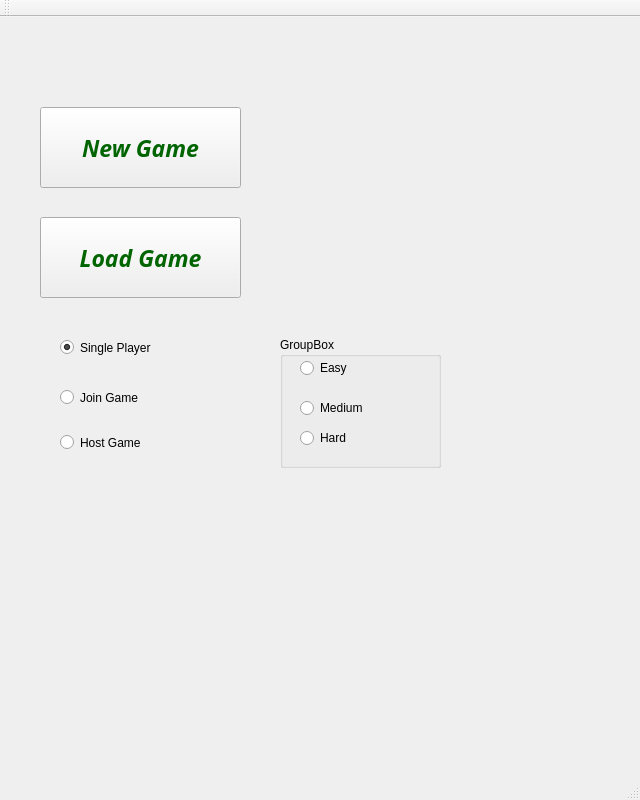
Qt form mainwindow.ui (ThyberZee/earthdefense) before a commit.
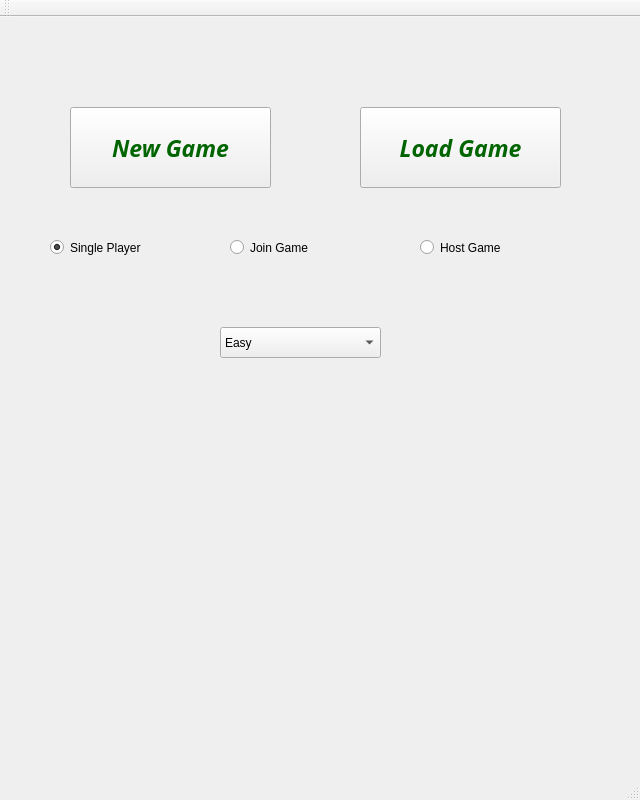
The same form after that commit. Icons and pictures are not drawn.

Commit message: Added levels of difficulty, trackingprojectile works

```diff
--- a/mainwindow.ui
+++ b/mainwindow.ui
@@ -39,7 +39,7 @@
    <widget class="QPushButton" name="btnNewGame">
     <property name="geometry">
      <rect>
-      <x>40</x>
+      <x>70</x>
       <y>90</y>
       <width>201</width>
       <height>81</height>
@@ -65,8 +65,8 @@
    <widget class="QPushButton" name="btnLoadGame">
     <property name="geometry">
      <rect>
-      <x>40</x>
-      <y>200</y>
+      <x>360</x>
+      <y>90</y>
       <width>201</width>
       <height>81</height>
      </rect>
@@ -91,8 +91,8 @@
    <widget class="QRadioButton" name="rbMultiplayer">
     <property name="geometry">
      <rect>
-      <x>60</x>
-      <y>360</y>
+      <x>230</x>
+      <y>210</y>
       <width>141</width>
       <height>41</height>
      </rect>
@@ -104,8 +104,8 @@
    <widget class="QRadioButton" name="rbSinglePlayer">
     <property name="geometry">
      <rect>
-      <x>60</x>
-      <y>310</y>
+      <x>50</x>
+      <y>210</y>
       <width>141</width>
       <height>41</height>
      </rect>
@@ -120,67 +120,40 @@
    <widget class="QRadioButton" name="radioButton">
     <property name="geometry">
      <rect>
-      <x>60</x>
-      <y>410</y>
+      <x>420</x>
+      <y>210</y>
       <width>141</width>
-      <height>31</height>
+      <height>41</height>
      </rect>
     </property>
     <property name="text">
      <string>Host Game</string>
     </property>
    </widget>
-   <widget class="QGroupBox" name="gbDifficulty">
+   <widget class="QComboBox" name="cbDifficulty">
     <property name="geometry">
      <rect>
-      <x>280</x>
-      <y>320</y>
+      <x>220</x>
+      <y>310</y>
       <width>161</width>
-      <height>131</height>
+      <height>31</height>
      </rect>
     </property>
-    <property name="title">
-     <string>GroupBox</string>
-    </property>
-    <widget class="QRadioButton" name="rbEasy">
-     <property name="geometry">
-      <rect>
-       <x>20</x>
-       <y>20</y>
-       <width>116</width>
-       <height>22</height>
-      </rect>
-     </property>
+    <item>
      <property name="text">
       <string>Easy</string>
      </property>
-    </widget>
-    <widget class="QRadioButton" name="rbMedium">
-     <property name="geometry">
-      <rect>
-       <x>20</x>
-       <y>60</y>
-       <width>116</width>
-       <height>22</height>
-      </rect>
-     </property>
+    </item>
+    <item>
      <property name="text">
       <string>Medium</string>
      </property>
-    </widget>
-    <widget class="QRadioButton" name="rbHard">
-     <property name="geometry">
-      <rect>
-       <x>20</x>
-       <y>90</y>
-       <width>116</width>
-       <height>22</height>
-      </rect>
-     </property>
+    </item>
+    <item>
      <property name="text">
       <string>Hard</string>
      </property>
-    </widget>
+    </item>
    </widget>
   </widget>
   <widget class="QMenuBar" name="menuBar">
```
The commit also changes 10 other files.
